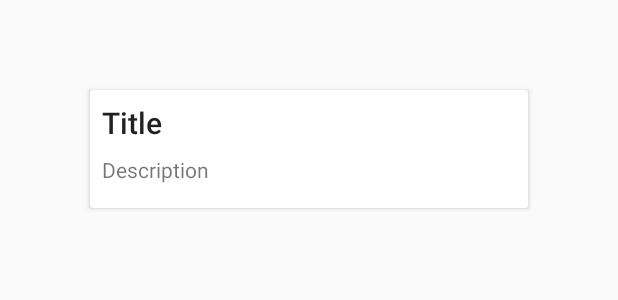
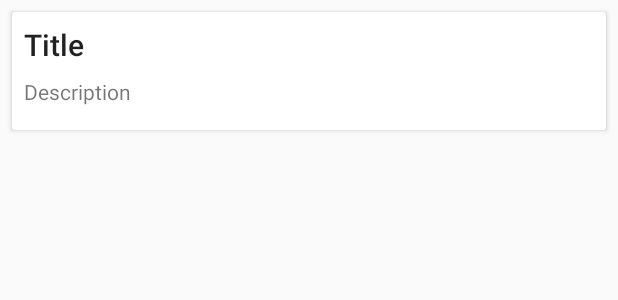
Before and after one commit to deniztas/Plaxo-Scheduler-App, an Android app: the layout recycle_notes.xml on its own in the app's theme, with its tools: preview values and no code run, on a phone screen of 412 x 824 dp. Shown: the top 300 px of the screen. Run offline under Robolectric (Android 15) with nearby library versions, the phone set to English and light mode, and no system bars.

Commit message:
Merge Fix

```diff
--- a/app/src/main/AndroidManifest.xml
+++ b/app/src/main/AndroidManifest.xml
@@ -12,7 +12,7 @@
         android:theme="@style/AppTheme">
         <meta-data
             android:name="DATABASE"
-            android:value="plaxoDatabase.db" />
+            android:value="plaxo2.db" />
         <meta-data
             android:name="VERSION"
             android:value="1" />
@@ -22,10 +22,10 @@
         <meta-data
             android:name="DOMAIN_PACKAGE_NAME"
             android:value="com.example.deniz.plaxo2" />
+
         <activity
             android:name=".MainActivity"
-            android:label="@string/app_name"
-  >
+            android:label="@string/app_name">
             <intent-filter>
                 <action android:name="android.intent.action.MAIN" />
 
--- a/app/src/main/java/com/example/deniz/plaxo2/NotesAdapter.java
+++ b/app/src/main/java/com/example/deniz/plaxo2/NotesAdapter.java
@@ -23,9 +23,7 @@ public class NotesAdapter extends RecyclerView.Adapter<NotesAdapter.NoteVH> {
     public NotesAdapter(Context context, List<Note> notes) {
         this.context = context;
         this.notes = notes;
-
     }
-
 
     @Override
     public NoteVH onCreateViewHolder(ViewGroup parent, int viewType) {
@@ -72,5 +70,4 @@ public interface OnItemClickListener {
     public void SetOnItemClickListener(final OnItemClickListener itemClickListener) {
         this.clickListener = itemClickListener;
     }
-
 }
--- a/app/src/main/java/com/example/deniz/plaxo2/CalendarPage.java
+++ b/app/src/main/java/com/example/deniz/plaxo2/fragments/CalendarPage.java
@@ -1,10 +1,12 @@
-package com.example.deniz.plaxo2;
+package com.example.deniz.plaxo2.fragments;
 
 import android.os.Bundle;
 import android.support.v4.app.Fragment;
 import android.view.LayoutInflater;
 import android.view.View;
 import android.view.ViewGroup;
+
+import com.example.deniz.plaxo2.R;
 
 /**
  * Created by Deniz on 17.03.2018.
--- a/app/src/main/res/layout/activity_main.xml
+++ b/app/src/main/res/layout/activity_main.xml
@@ -7,7 +7,6 @@
     android:layout_width="match_parent"
     android:layout_height="match_parent"
     >
-
 
     <include layout="@layout/content_main" />
 
--- a/app/src/main/res/layout/recycle_notes.xml
+++ b/app/src/main/res/layout/recycle_notes.xml
@@ -1,31 +1,24 @@
 <?xml version="1.0" encoding="utf-8"?>
-
-<FrameLayout xmlns:android="http://schemas.android.com/apk/res/android"
-    android:layout_width="match_parent"
-    android:layout_height="wrap_content"
-    android:orientation="vertical">
-
 <android.support.v7.widget.CardView xmlns:android="http://schemas.android.com/apk/res/android"
+    xmlns:app="http://schemas.android.com/apk/res-auto"
     xmlns:tools="http://schemas.android.com/tools"
     android:id="@+id/note_item"
     android:layout_width="match_parent"
     android:layout_height="wrap_content"
-        android:layout_margin="60dp"
-        android:fitsSystemWindows="true"
+    android:layout_margin="@dimen/activity_margin_half"
     android:orientation="vertical">
 
     <LinearLayout
         android:layout_width="match_parent"
         android:layout_height="wrap_content"
-            android:background="?attr/selectableItemBackground"
         android:orientation="vertical"
-            android:padding="8dp">
+        android:padding="@dimen/activity_margin_half">
 
         <TextView
             android:id="@+id/note_item_title"
             style="@style/TextAppearance.AppCompat.Title"
             android:layout_width="match_parent"
-                android:layout_height="match_parent"
+            android:layout_height="wrap_content"
             tools:text="Title" />
 
         <TextView
@@ -33,16 +26,14 @@
             style="@style/TextAppearance.AppCompat.Body1"
             android:layout_width="match_parent"
             android:layout_height="wrap_content"
-                android:layout_marginTop="8dp"
+            android:layout_marginTop="@dimen/activity_margin_half"
             android:alpha="0.54"
             android:ellipsize="end"
             android:maxLines="6"
-                android:paddingBottom="8dp"
+            android:paddingBottom="@dimen/activity_margin_half"
             android:textColor="@android:color/black"
             tools:text="Description" />
+
     </LinearLayout>
 
 </android.support.v7.widget.CardView>
-
-
-</FrameLayout>
--- a/app/src/main/res/values/styles.xml
+++ b/app/src/main/res/values/styles.xml
@@ -6,12 +6,10 @@
         <item name="colorPrimary">@color/colorPrimary</item>
         <item name="colorPrimaryDark">@color/colorPrimaryDark</item>
         <item name="colorAccent">@color/colorAccent</item>
-
-
     </style>
 
     <style name="AppTheme.NoActionBar">
-        <item name="windowActionBar"> false</item>
+        <item name="windowActionBar">false</item>
         <item name="windowNoTitle">true</item>
     </style>
 
--- a/build.gradle
+++ b/build.gradle
@@ -7,7 +7,7 @@ buildscript {
         jcenter()
     }
     dependencies {
-        classpath 'com.android.tools.build:gradle:3.1.1'
+        classpath 'com.android.tools.build:gradle:3.1.2'
 
 
         // NOTE: Do not place your application dependencies here; they belong
```
Also changed, not shown: app/src/main/java/com/example/deniz/plaxo2/AddNoteActivity.java (+5 -21 lines), app/src/main/java/com/example/deniz/plaxo2/MainActivity.java (+6 -10 lines), app/src/main/java/com/example/deniz/plaxo2/Note.java (+23 -13 lines), app/src/main/java/com/example/deniz/plaxo2/fragments/ContactPage.java (renamed from app/src/main/java/com/example/deniz/plaxo2/FlowPage.java, +6 -3 lines), app/src/main/java/com/example/deniz/plaxo2/fragments/FlowPage.java (renamed from app/src/main/java/com/example/deniz/plaxo2/ContactPage.java, +5 -4 lines), app/src/main/java/com/example/deniz/plaxo2/fragments/NotePage.java (renamed from app/src/main/java/com/example/deniz/plaxo2/NotePage.java, +44 -51 lines), app/src/main/res/values/dimens.xml (+10 -0 lines), 2 other files. Lines whose indentation alone changed are shown as unchanged.
